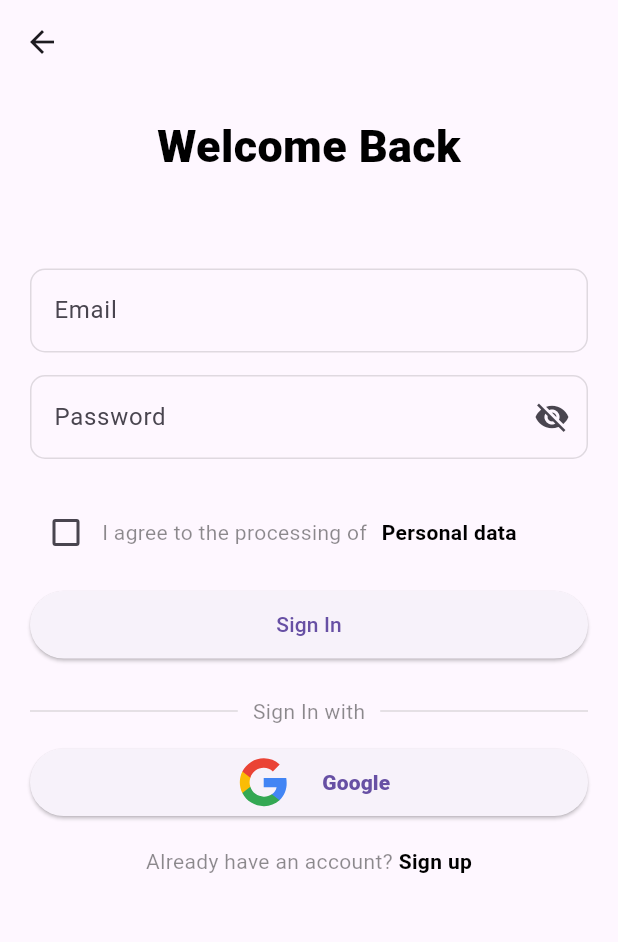
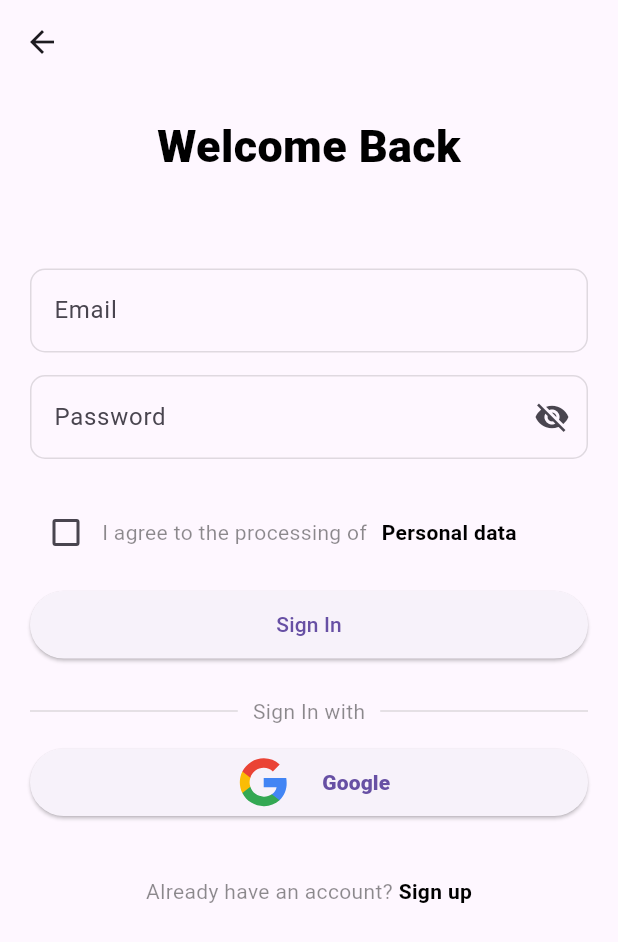
Before and after one commit to danielcyudoncy/KodaCamp_ToDo_App, a Flutter app: the screen it shows after launch, after a tap on "Log in", on a phone screen of 412 x 824 dp. Shown: the top 942 px of the screen. Run offline on Flutter 3.47's test engine with Material 3 defaults, Android fonts, the phone set to English and light mode, and no system bars; our stand-ins replace flutter_slidable, flutter_svg, gap.

Commit message:
runned on iso

```diff
--- a/lib/pages/onboarding.dart
+++ b/lib/pages/onboarding.dart
@@ -24,7 +24,7 @@ class Onboarding extends StatelessWidget {
                 text: '!We welcome you to',
                 style: TextStyle(
                     fontWeight: FontWeight.w600,
-                    fontSize: 30,
+                    fontSize: 28,
                     color: Colors.black),
                 children: <TextSpan>[
                   TextSpan(
@@ -42,7 +42,7 @@ class Onboarding extends StatelessWidget {
               'Manage all your projects and tasks \n in one place',
               textAlign: TextAlign.center,
               style: TextStyle(
-                color: Colors.grey,
+                color: Colors.black54,
                 fontSize: 18,
               ),
             ),
@@ -82,7 +82,7 @@ class Onboarding extends StatelessWidget {
                   child: Text(
                     'Don\'t have an account? ',
                     style: TextStyle(
-                      color: Colors.black45,
+                      color: Colors.black54,
                     ),
                   ),
                 ),
--- a/lib/pages/signin_screen.dart
+++ b/lib/pages/signin_screen.dart
@@ -245,7 +245,7 @@ class _SignInScreenState extends State<SignInScreen> {
                     ),
                   ),
                 ),
-                const Gap(20),
+                const Gap(40),
                 Row(
                   mainAxisAlignment: MainAxisAlignment.center,
                   children: [
```
Also changed, not shown: pubspec.lock.
